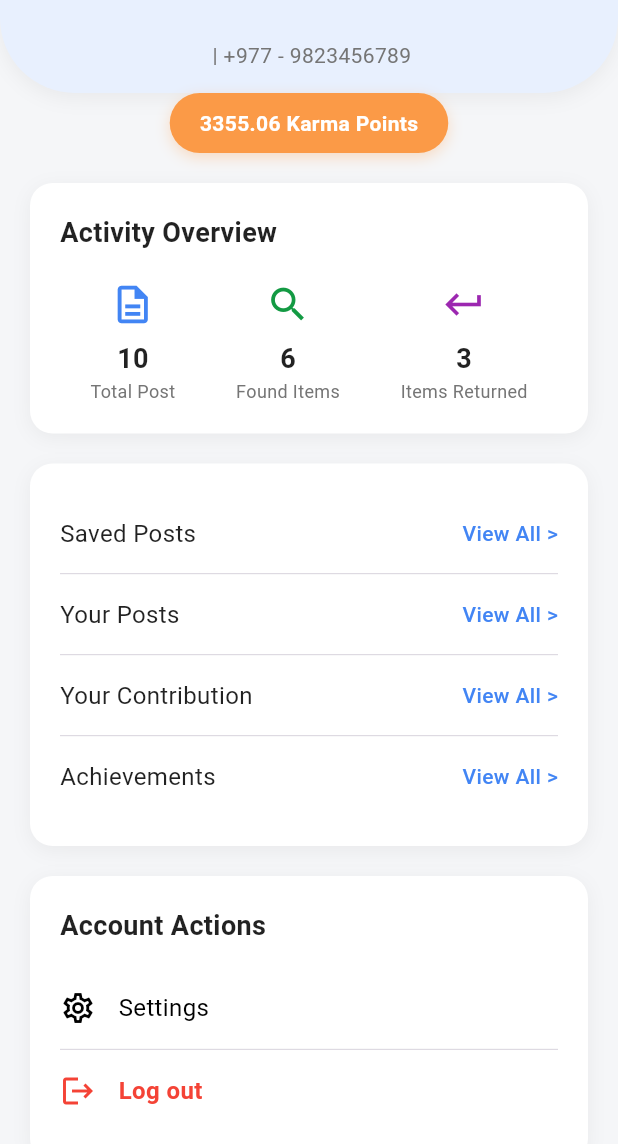
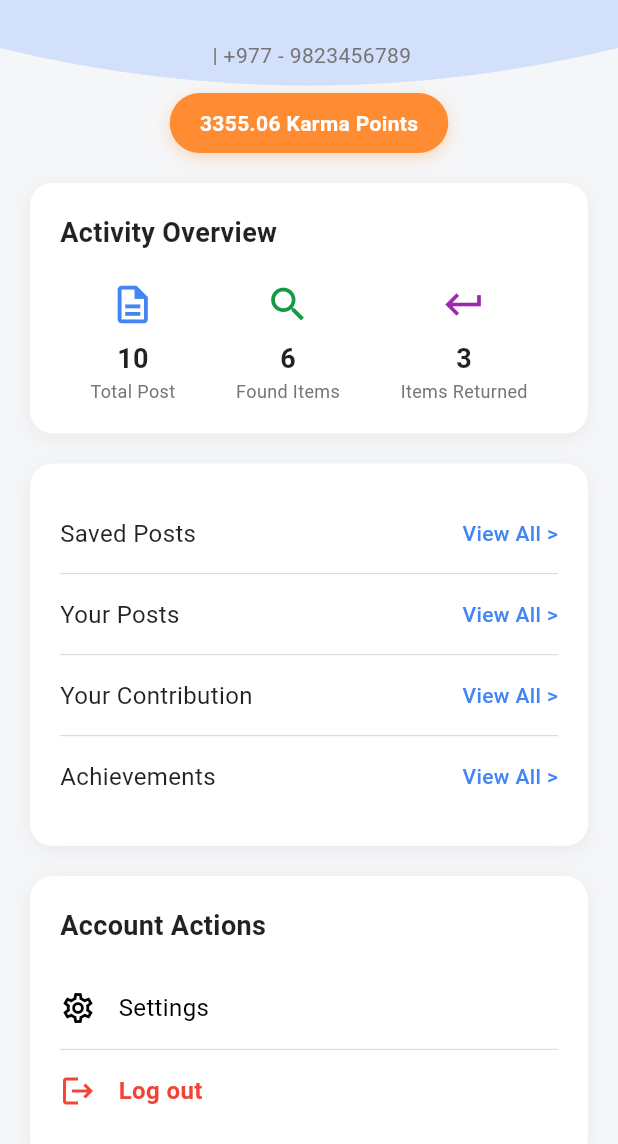
Before and after one commit to Bhushan791/Vetau, a Flutter app: the ProfilePage screen opened by its route, scrolled down 218 dp, on a phone screen of 412 x 824 dp. Shown: the top 1144 px of the screen. Run offline on Flutter 3.47's test engine with Material 3 defaults, Android fonts, the phone set to English and light mode, and no system bars; our stand-ins replace app_links, flutter_riverpod, geocoding, geolocator, google_fonts, google_maps_flutter and 3 more; accounts and stored records are empty; network calls fail.

Commit message:
fixed the curve ui in profile page

```diff
--- a/frontend/lib/main.dart
+++ b/frontend/lib/main.dart
@@ -1,6 +1,7 @@
 import 'package:flutter/material.dart';
 import 'package:flutter_riverpod/flutter_riverpod.dart';
 import 'package:frontend/config/auth_link_handler.dart';
+import 'package:frontend/pages/editProfile.dart';
 
 // Pages
 import 'package:frontend/pages/startPage.dart';
@@ -54,6 +55,7 @@ class MyApp extends StatelessWidget {
         '/post': (context) => const PostPage(),
         '/profile': (context) => const ProfilePage(),
         '/forgotPassword': (context) => const ForgotPassword(),
+        '/editProfile': (context) => const Editprofile(),
       },
 
       // 🚀 DYNAMIC ROUTES (for postId)
--- a/frontend/lib/pages/profile.dart
+++ b/frontend/lib/pages/profile.dart
@@ -7,8 +7,8 @@ import 'dart:convert';
 import 'package:shared_preferences/shared_preferences.dart';
 
 const Color kPrimaryColor = Color(0xFF4285F4);
-const Color kOrangeColor = Color(0xFFFB9A47);
-const Color kLightBlueBackground = Color(0xFFE8F0FE);
+const Color kOrangeColor = Color(0xFFFF8C32);
+const Color kLightBlueBackground = Color(0xFFD3E0FB);
 const Color kCardBackground = Color(0xFFFFFFFF);
 const Color kScaffoldBackground = Color(0xFFF5F6F8);
 
@@ -19,6 +19,29 @@ class UnauthorizedException implements Exception {
   UnauthorizedException(this.message);
   @override
   String toString() => 'UnauthorizedException: $message';
+}
+
+class CurvedBottomClipper extends CustomClipper<Path> {
+  @override
+  Path getClip(Size size) {
+    final path = Path();
+    path.lineTo(0, size.height - 30);
+
+    final controlPoint = Offset(size.width / 2, size.height + 20);
+    final endPoint = Offset(size.width, size.height - 30);
+
+    path.quadraticBezierTo(
+      controlPoint.dx, controlPoint.dy,
+      endPoint.dx, endPoint.dy,
+    );
+
+    path.lineTo(size.width, 0);
+    path.close();
+    return path;
+  }
+
+  @override
+  bool shouldReclip(CustomClipper<Path> oldClipper) => false;
 }
 
 class ProfilePage extends StatefulWidget {
@@ -169,14 +192,12 @@ class _ProfilePageState extends State<ProfilePage> {
     return Stack(
       alignment: Alignment.topCenter,
       children: [
-        Container(
+        ClipPath(
+          clipper: CurvedBottomClipper(),
+          child: Container(
             height: _headerHeight,
             decoration: BoxDecoration(
               color: kLightBlueBackground,
-            borderRadius: const BorderRadius.only(
-              bottomLeft: Radius.circular(50),
-              bottomRight: Radius.circular(50),
-            ),
               boxShadow: [
                 BoxShadow(
                   color: Colors.black.withOpacity(0.05),
@@ -184,6 +205,7 @@ class _ProfilePageState extends State<ProfilePage> {
                   offset: const Offset(0, 4),
                 ),
               ],
+            ),
           ),
         ),
         SafeArea(
@@ -291,7 +313,7 @@ class _ProfilePageState extends State<ProfilePage> {
                           title: const Text('Edit Profile'),
                           onTap: () {
                             Navigator.pop(context);
-                            print('Edit Profile clicked');
+                            Navigator.pushNamed(context, '/editProfile');
                           },
                         ),
                       ],
```
Also changed, not shown: frontend/lib/pages/editProfile.dart (added, +15 -0 lines), frontend/lib/pages/post.dart (+47 -15 lines). Lines whose indentation alone changed are shown as unchanged.
